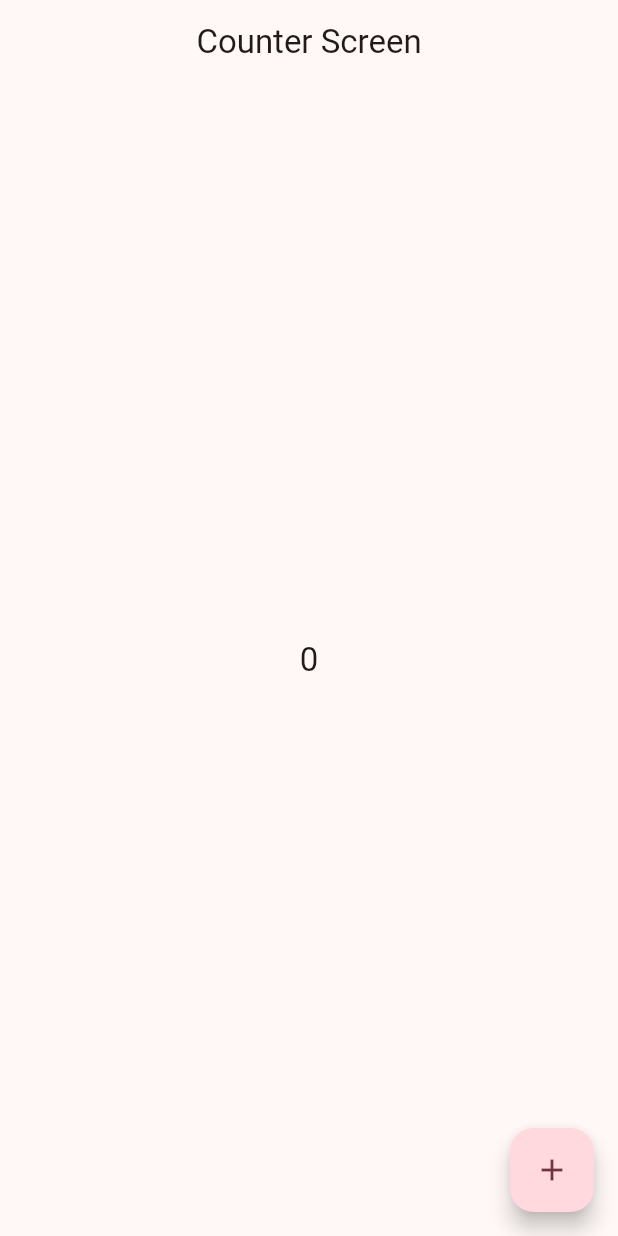
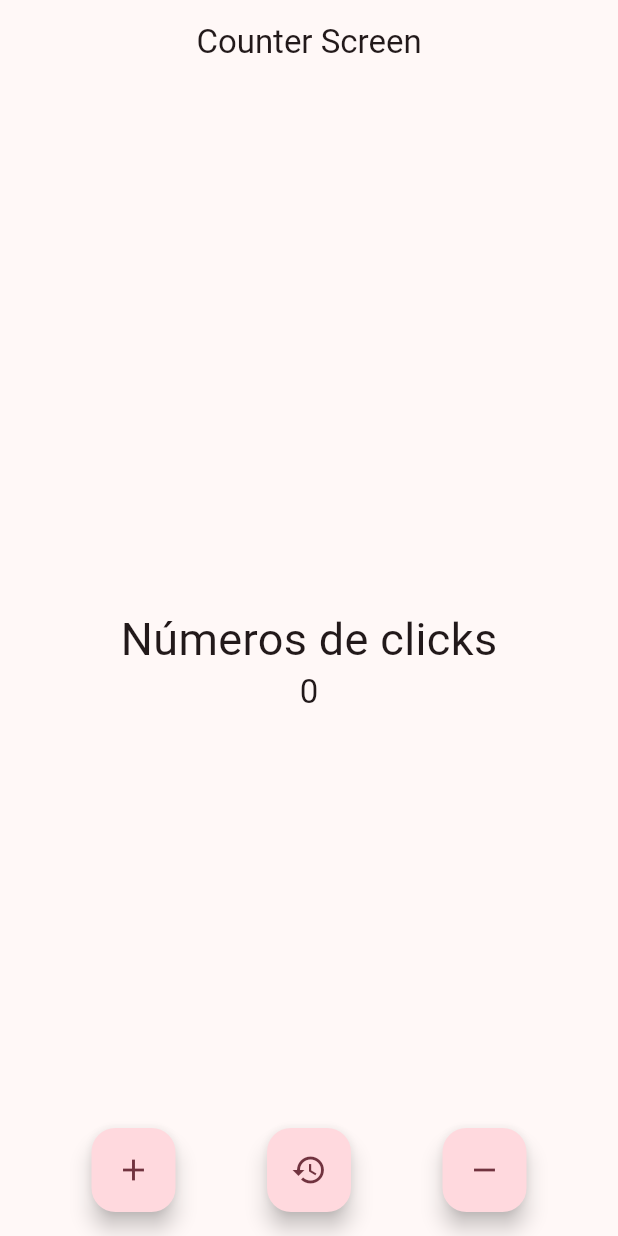
Before and after one commit to radamantis200/widgets_app, a Flutter app: the CounterScreen screen opened by its route, on a phone screen of 412 x 824 dp. Run offline on Flutter 3.47's test engine with Material 2 defaults, Android fonts, the phone set to English and light mode, and no system bars; our stand-ins replace animate_do, flutter_riverpod, go_router, riverpod_annotation; generated files the repository leaves out were written again.

Commit message:
add provider counter_provider add screen counter_screen

```diff
--- a/lib/presentation/providers/counter_provider.dart
+++ b/lib/presentation/providers/counter_provider.dart
@@ -9,4 +9,13 @@ class Counter extends _$Counter {
   void increment() {
     state++;
   }
+
+  void decrement() {
+    if (state == 0) return;
+    state--;
+  }
+
+  void reset() {
+    state = 0;
+  }
 }
--- a/lib/presentation/screens/counter/counter_screen.dart
+++ b/lib/presentation/screens/counter/counter_screen.dart
@@ -7,22 +7,79 @@ class CounterScreen extends ConsumerWidget {
 
   @override
   Widget build(BuildContext context, WidgetRef ref) {
+    const fontSize30 = TextStyle(fontSize: 30);
+
+    void fnIncrement() {
+      ref.read(counterProvider.notifier).increment();
+    }
+
+    void fnDecrement() {
+      ref.read(counterProvider.notifier).decrement();
+    }
+
+    void fnReset() {
+      ref.read(counterProvider.notifier).reset();
+    }
+
     final counter = ref.watch(counterProvider);
     return Scaffold(
         appBar: AppBar(
           title: const Text('Counter Screen'),
         ),
         body: Center(
-          child: Text(
+            child: Column(
+          mainAxisAlignment: MainAxisAlignment.center,
+          children: [
+            const Text(
+              'Números de clicks',
+              style: fontSize30,
+            ),
+            Text(
               '$counter',
               style: Theme.of(context).textTheme.titleLarge,
+            ),
+          ],
         )),
-      floatingActionButton: FloatingActionButton(
-        onPressed: () {
-          ref.read(counterProvider.notifier).increment();
-        },
+        floatingActionButtonLocation: FloatingActionButtonLocation.centerFloat,
+        floatingActionButton: _CustomFloatingActionButtom(
+          fnIncrement: () => fnIncrement(),
+          fnDecrement: () => fnDecrement(),
+          fnReset: () => fnReset(),
+        ));
+  }
+}
+
+class _CustomFloatingActionButtom extends StatelessWidget {
+  final void Function() fnIncrement;
+  final void Function() fnDecrement;
+  final void Function() fnReset;
+
+  const _CustomFloatingActionButtom(
+      {required this.fnDecrement,
+      required this.fnIncrement,
+      required this.fnReset});
+
+  @override
+  Widget build(BuildContext context) {
+    return Row(
+      mainAxisAlignment: MainAxisAlignment.spaceEvenly,
+      children: [
+        FloatingActionButton(
+          heroTag: null,
+          onPressed: fnIncrement,
           child: const Icon(Icons.add),
         ),
+        FloatingActionButton(
+          heroTag: null,
+          onPressed: fnReset,
+          child: const Icon(Icons.restore),
+        ),
+        FloatingActionButton(
+          heroTag: null,
+          onPressed: fnDecrement,
+          child: const Icon(Icons.remove),
+        ),
+      ],
     );
   }
 }
```
Lines whose indentation alone changed are shown as unchanged.
